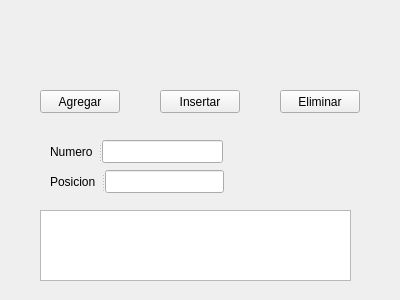
This is Tarea3/widget.ui in lisaula/Tareas_1er_ED as Qt 5 draws it before an edit. The edited form follows.
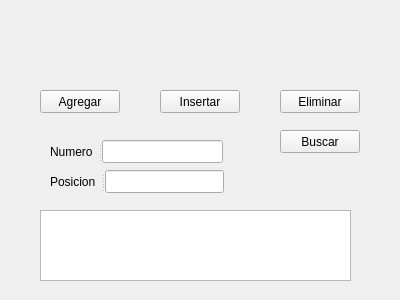
This is the edited form.

Commit message: Funciones buscar

```diff
--- a/Tarea3/widget.ui
+++ b/Tarea3/widget.ui
@@ -100,6 +100,19 @@
    </widget>
    <widget class="QLineEdit" name="Posicion"/>
   </widget>
+  <widget class="QPushButton" name="Buscar">
+   <property name="geometry">
+    <rect>
+     <x>280</x>
+     <y>130</y>
+     <width>80</width>
+     <height>23</height>
+    </rect>
+   </property>
+   <property name="text">
+    <string>Buscar</string>
+   </property>
+  </widget>
  </widget>
  <layoutdefault spacing="6" margin="11"/>
  <resources/>
```
The commit also changes 20 other files.
